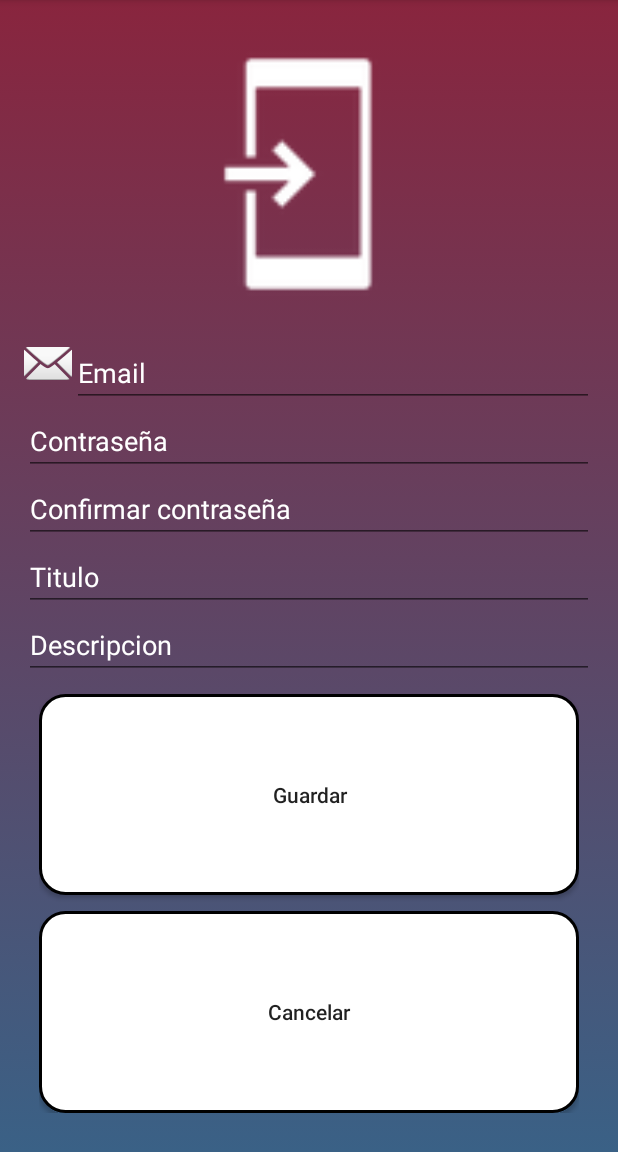
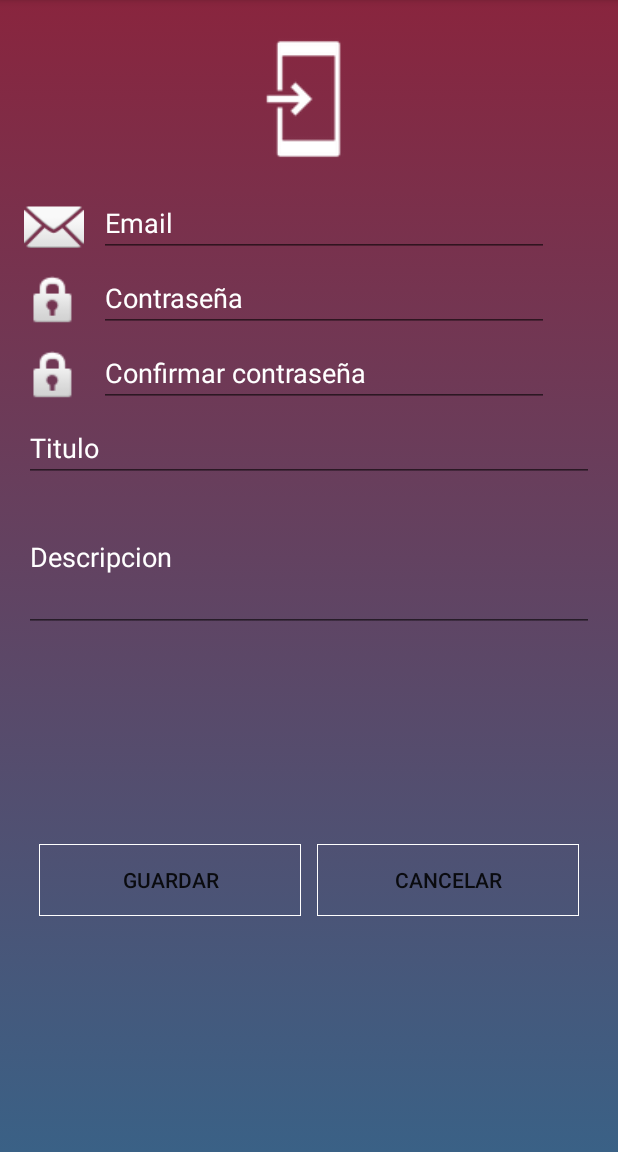
Before and after one commit to OmarKafer/RateUs, an Android app: the screen it shows after launch (MainActivity), after a tap on an icon or button, on a phone screen of 412 x 824 dp, the part 84-1236 px from its top. Run offline under Robolectric (Android 15) with nearby library versions, the phone set to English and light mode, and no system bars; our stand-ins replace Firebase (no records; nobody signed in at launch, a user with empty details on screens opened directly).

Commit message:
Cambios registro

```diff
--- a/app/src/main/res/layout/fragment_registro.xml
+++ b/app/src/main/res/layout/fragment_registro.xml
@@ -14,24 +14,28 @@
         >
 
         <ImageView
-            android:layout_width="200dp"
-            android:layout_height="200dp"
+            android:layout_width="100dp"
+            android:layout_height="100dp"
             android:text="Seleccionar Imagen"
             android:src="@drawable/common_full_open_on_phone"
             android:layout_marginBottom="10dp"
             android:layout_gravity="center_horizontal"
+
 
             />
 
         <LinearLayout
             android:layout_width="match_parent"
             android:layout_height="wrap_content"
-            android:orientation="horizontal">
+            android:orientation="horizontal"
+            android:paddingRight="30dp"
+            >
 
             <ImageView
-                android:layout_width="wrap_content"
-                android:layout_height="wrap_content"
-                android:src="@android:drawable/ic_dialog_email" />
+                android:layout_width="50dp"
+                android:layout_height="50dp"
+                android:src="@android:drawable/ic_dialog_email"
+                android:paddingRight="10dp"/>
 
             <EditText
                 android:id="@+id/txtEmail"
@@ -45,6 +49,19 @@
 
         </LinearLayout>
 
+    <LinearLayout
+        android:layout_width="match_parent"
+        android:layout_height="wrap_content"
+        android:orientation="horizontal"
+        android:paddingRight="30dp">
+
+        <ImageView
+            android:layout_width="50dp"
+            android:layout_height="50dp"
+            android:src="@android:drawable/ic_lock_idle_lock"
+            android:paddingRight="10dp"
+            />
+
         <EditText
             android:id="@+id/txtContrasenya"
             android:layout_width="match_parent"
@@ -53,7 +70,23 @@
             android:text=""
             android:hint="@string/txtContrasenya"
             android:textColorHint="#FFFFFF"
-            android:textColor="#FFFFFF"/>/>
+            android:textColor="#FFFFFF"/>
+
+    </LinearLayout>
+
+    <LinearLayout
+        android:layout_width="match_parent"
+        android:layout_height="wrap_content"
+        android:orientation="horizontal"
+        android:paddingRight="30dp">
+
+        <ImageView
+            android:layout_width="50dp"
+            android:layout_height="50dp"
+            android:src="@android:drawable/ic_lock_idle_lock"
+            android:paddingRight="10dp"
+            />
+
         <EditText
             android:id="@+id/txtConfirmarContrasenya"
             android:layout_width="match_parent"
@@ -62,7 +95,9 @@
             android:text=""
             android:hint="@string/txtConfirmarContrasenya"
             android:textColorHint="#FFFFFF"
-            android:textColor="#FFFFFF"/>/>
+            android:textColor="#FFFFFF"/>
+
+    </LinearLayout>
         <EditText
             android:id="@+id/txtTitulo"
             android:layout_width="match_parent"
@@ -72,21 +107,22 @@
             android:hint="@string/txtTitulo"
             android:textColorHint="#FFFFFF"
             android:textColor="#FFFFFF"/>/>
+
         <EditText
             android:id="@+id/txtDescripcion"
             android:layout_width="match_parent"
-            android:layout_height="wrap_content"
-            android:inputType="textPersonName"
+            android:layout_height="100dp"
+            android:hint="@string/txtDescripcion"
+            android:inputType="textMultiLine|text"
+            android:maxLines="10"
             android:text=""
-            android:hint="@string/txtDescripcion"
-            android:textColorHint="#FFFFFF"
             android:textColor="#FFFFFF"
-            />/>
+            android:textColorHint="#FFFFFF" />
 
         <LinearLayout
             android:layout_width="match_parent"
             android:layout_height="match_parent"
-            android:orientation="vertical"
+            android:orientation="horizontal"
             android:gravity="center"
             android:padding="10dp"
             >
@@ -96,19 +132,17 @@
                 android:layout_width="match_parent"
                 android:layout_height="wrap_content"
                 android:layout_weight="1"
-                android:background="@drawable/boton_guardar"
+                android:background="@drawable/btn_entrar"
                 android:text="@string/btnGuardar"
-                android:textAllCaps="false"
-                android:layout_marginBottom="5dp"/>
+                android:layout_marginRight="5dp"/>
             <Button
                 android:id="@+id/btnCancelar"
-                android:textAllCaps="false"
                 android:layout_width="match_parent"
                 android:layout_height="wrap_content"
                 android:layout_weight="1"
                 android:text="@string/btnCancelar"
-                android:layout_marginTop="5dp"
-                android:background="@drawable/boton_cancelar"
+                android:layout_marginLeft="5dp"
+                android:background="@drawable/btn_entrar"
                 />
 
         </LinearLayout>
```
